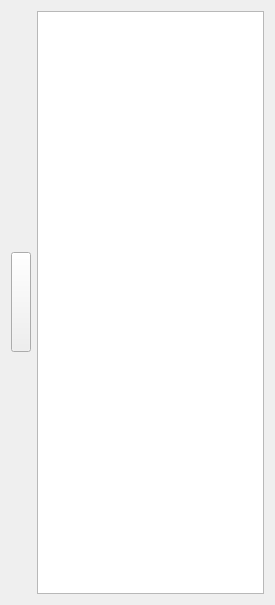
Above: sidebar.ui from ch3ng-daybyday/videoplayer before the change. Below: the same form after it.
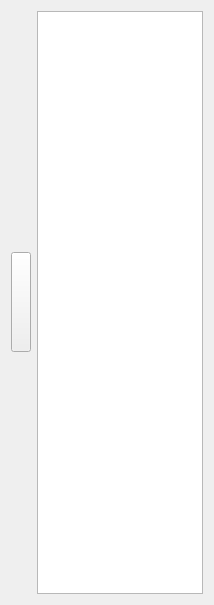
That is the form after the change. Icons and pictures are not drawn.

```diff
--- a/sidebar.ui
+++ b/sidebar.ui
@@ -6,16 +6,18 @@
    <rect>
     <x>0</x>
     <y>0</y>
-    <width>275</width>
+    <width>214</width>
     <height>605</height>
    </rect>
   </property>
   <property name="windowTitle">
    <string>Form</string>
   </property>
-  <layout class="QGridLayout" name="gridLayout">
-   <item row="0" column="0">
-    <widget class="QPushButton" name="pushButton">
+  <layout class="QHBoxLayout" name="horizontalLayout_2">
+   <item>
+    <layout class="QHBoxLayout" name="horizontalLayout">
+     <item>
+      <widget class="QPushButton" name="operaBt">
      <property name="minimumSize">
       <size>
        <width>20</width>
@@ -31,15 +33,17 @@
      </property>
     </widget>
    </item>
-   <item row="0" column="1">
-    <widget class="QTreeView" name="playListTree">
+     <item>
+      <widget class="QTreeView" name="playListView">
      <property name="minimumSize">
       <size>
        <width>20</width>
-       <height>30</height>
+         <height>550</height>
       </size>
      </property>
     </widget>
+     </item>
+    </layout>
    </item>
   </layout>
  </widget>
```
Left out of the diff: 6 changed lines with no effect on the pictures. Lines whose indentation alone changed are shown as unchanged.
